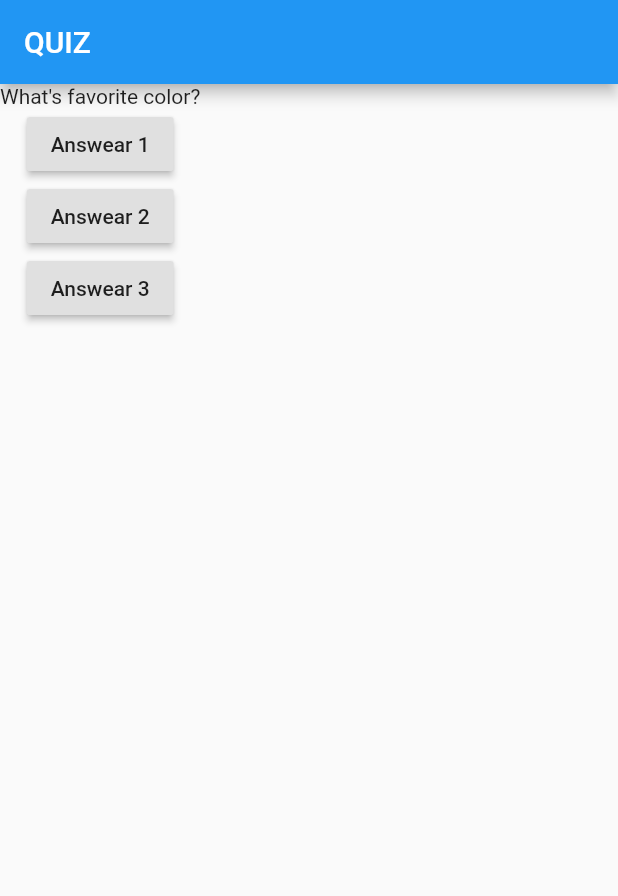
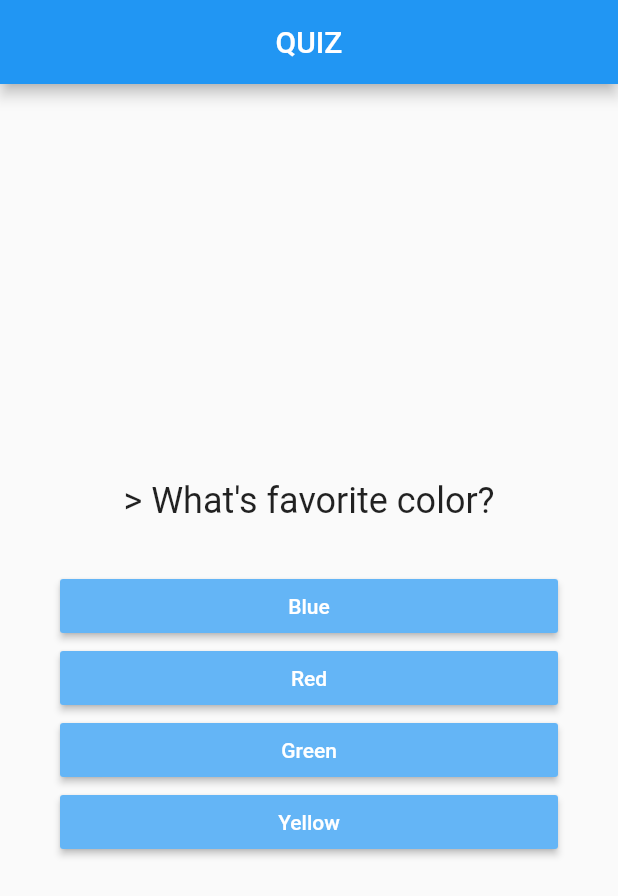
Before and after one commit to RYgithub1/fdtcg_quiz, a Flutter app: the screen it shows after launch, on a phone screen of 412 x 824 dp. Shown: the top 896 px of the screen. Run offline on Flutter 3.47's test engine with Material 2 defaults, Android fonts, the light colour scheme and no system bars.

Commit message:
Make answer && question page ... enum

```diff
--- /dev/null
+++ b/lib/answer.dart
@@ -0,0 +1,24 @@
+import 'package:flutter/material.dart';
+
+
+
+class Answer extends StatelessWidget {
+  final Function _selectHandler;
+  final String answerText;
+  Answer(this._selectHandler,  this.answerText);   /// [Need "this."]
+
+
+  @override
+  Widget build(BuildContext context) {
+    return Container(
+        width: double.infinity,
+        margin: EdgeInsets.symmetric(horizontal: 40),
+        child: RaisedButton(
+          color: Colors.blue[300],
+          textColor: Colors.white,
+          child: Text(answerText),
+          onPressed: _selectHandler,
+        ),
+    );
+  }
+}
--- a/lib/main.dart
+++ b/lib/main.dart
@@ -1,28 +1,70 @@
+import 'package:fdtcg_quiz/answer.dart';
+import 'package:fdtcg_quiz/question.dart';
 import 'package:flutter/material.dart';
 
 
 void main() => runApp(MyApp());
 // void main() {runApp(MyApp());}
+// class MyApp extends StatelessWidget {
+//   @override
+//   Widget build(BuildContext context) {
+//     return Container(
+//       child: child,
+//     );
+//   }
+// }
 
 
 
-class MyApp extends StatelessWidget {
+class MyApp extends StatefulWidget {
+  MyApp({Key key}) : super(key: key);
+  @override
+  _MyAppState createState() => _MyAppState();
+}
+
+
+
+class _MyAppState extends State<MyApp> {
 
   /// [List is a group] ...  [escape \]
-  var questionList = [
-    'What\'s favorite color?',
-    'What\'s favorite animal?',
+  var _questionList = [
+  // const _questionList = const [
+  // final _questionList = [
+  // var _questionList = const [
+    // 'What\'s favorite color?',
+    // 'What\'s favorite animal?',
+    {   /// [MAP with keyValue]
+      'questionText': 'What\'s favorite color?',
+      'answer': ['Blue', 'Red', 'Green', 'Yellow'],
+    },
+    {   /// [MAP with keyValue]
+      'questionText': 'What\'s favorite animal?',
+      'answer': ['Rabbit', 'Snake', 'Elefant', 'Lion'],
+    },
+    {   /// [MAP with keyValue]
+      'questionText': 'Who\'s your favorite mentor?',
+      'answer': ['E.Mask', 'S.Jobs', 'B.Gates', 'W.Baffet'],
+    },
   ];
+  // _questionList = [];
+  // var dummy = ["hello"];
+  // dummy.add("good-bye");
 
-  void answerQuestion(){
+
+  // void answerQuestion(){
+  void _answerQuestion(){
     print("Chosen!");
+    // questionIndex = questionIndex + 1;
+    print(_questionIndex);
 
-    questionIndex = questionIndex + 1;
-    print(questionIndex);
+    /// [for StatefullW]
+    setState(() {
+      _questionIndex = _questionIndex + 1;
+    });
 
   }
 
-  int questionIndex = 0;
+  int _questionIndex = 0;
 
 
   /// [===== build() =====]
@@ -32,36 +74,37 @@ class MyApp extends StatelessWidget {
       home: Scaffold(
         appBar: AppBar(
           title: Text("QUIZ"),
+          centerTitle: true,
         ),
         body: Column(
+          mainAxisAlignment: MainAxisAlignment.center,
           children: <Widget>[
             // Text("default"),
             /// Text(questionList.elementAt(0)),  /// [original way]
             // Text(questionList[0]),
-            Text(questionList[questionIndex]),
-            RaisedButton(
-              child: Text("Answear 1"),
-              onPressed: answerQuestion,  /// [pattern.1]
-              /// onPressed: () => answerQuestion(),  /// [pattern.2]
-              /// onPressed: () {answerQuestion();},  /// [pattern.3]
-            ),
-            RaisedButton(
-              child: Text("Answear 2"),
-              onPressed: () => answerQuestion(),
-            ),
-            RaisedButton(
-              child: Text("Answear 3"),
-              onPressed: () {answerQuestion();},
-            ),
+            // Text(_questionList[_questionIndex]),
+            // Question(_questionList[_questionIndex]),
+            // Question(_questionList[_questionIndex][0]),
+            Question(_questionList[_questionIndex]['questionText']),
 
-
-
-
+            SizedBox(height: 20),
+            // RaisedButton(
+            //   child: Text("Answear 1"),
+            ///   onPressed: answerQuestion,  /// [pattern.1]
+            ///   onPressed: () => answerQuestion(),  /// [pattern.2]
+            ///   onPressed: () {answerQuestion();},  /// [pattern.3]
+            // ),
+            // Answer(_answerQuestion),
+            // Answer(_answerQuestion),
+            // Answer(_answerQuestion),
+            /// _questionList[_questionIndex]['answer'].map((answer) {   /// [map()]
+            /// [(XXX as xxx).map() keyword  says "Attention, this is specific type".]
+            /// [Spread operator ... 反復可能オブジェクトの展開]
+            ...(_questionList[_questionIndex]['answer'] as List<String>).map((answer) {
+              return Answer(_answerQuestion, answer);
+            }).toList()
           ],
         ),
-
-
-
       ),
     );
   }
--- /dev/null
+++ b/lib/question.dart
@@ -0,0 +1,22 @@
+import 'package:flutter/material.dart';
+
+
+
+class Question extends StatelessWidget {
+
+  final String questionText;
+  Question(this.questionText);
+
+  @override
+  Widget build(BuildContext context) {
+    return Container(
+      width: double.infinity,   //// [double.infinity]
+      margin: EdgeInsets.all(12),
+      child: new Text(
+        "> "+questionText,
+        style: TextStyle(fontSize: 24),
+        textAlign: TextAlign.center,   /// [textAlign]
+      ),
+    );
+  }
+}
```
